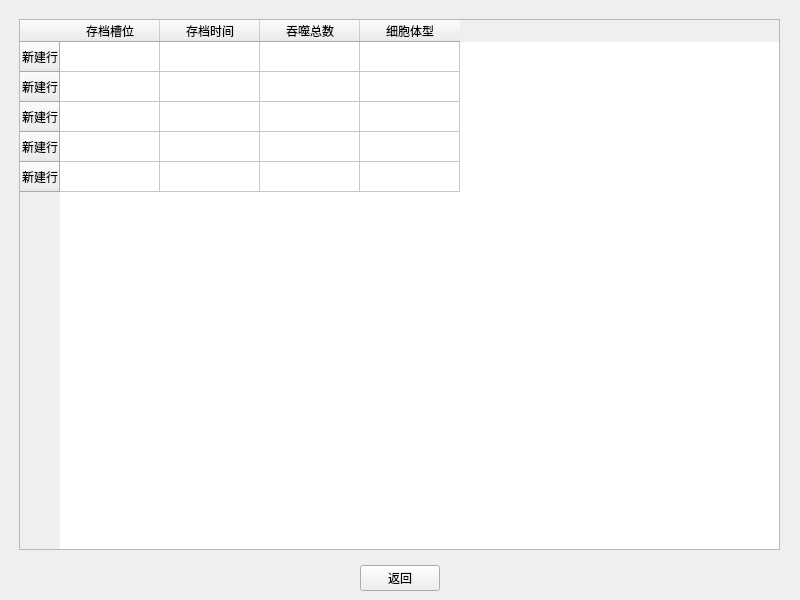
gong1-1989/EvolutionCell, file mainwindow.ui: the form before one commit.
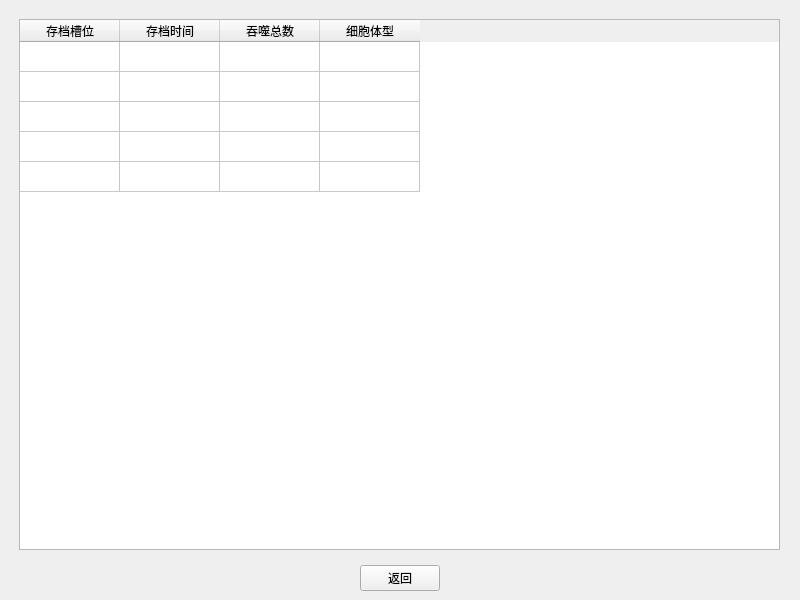
The form after the commit. Custom widgets are drawn as their Qt base class.

```diff
--- a/mainwindow.ui
+++ b/mainwindow.ui
@@ -99,15 +99,36 @@
         <property name="contextMenuPolicy">
          <enum>Qt::ContextMenuPolicy::CustomContextMenu</enum>
         </property>
+        <property name="editTriggers">
+         <set>QAbstractItemView::EditTrigger::NoEditTriggers</set>
+        </property>
+        <attribute name="horizontalHeaderVisible">
+         <bool>true</bool>
+        </attribute>
+        <attribute name="horizontalHeaderStretchLastSection">
+         <bool>false</bool>
+        </attribute>
+        <attribute name="verticalHeaderVisible">
+         <bool>false</bool>
+        </attribute>
+        <attribute name="verticalHeaderStretchLastSection">
+         <bool>false</bool>
+        </attribute>
         <row>
          <property name="text">
           <string>新建行</string>
          </property>
+         <property name="textAlignment">
+          <set>AlignCenter</set>
+         </property>
         </row>
         <row>
          <property name="text">
           <string>新建行</string>
          </property>
+         <property name="textAlignment">
+          <set>AlignCenter</set>
+         </property>
         </row>
         <row>
          <property name="text">
@@ -144,6 +165,109 @@
           <string>细胞体型</string>
          </property>
         </column>
+        <item row="0" column="0">
+         <property name="text">
+          <string/>
+         </property>
+         <property name="textAlignment">
+          <set>AlignCenter</set>
+         </property>
+        </item>
+        <item row="0" column="1">
+         <property name="textAlignment">
+          <set>AlignCenter</set>
+         </property>
+        </item>
+        <item row="0" column="2">
+         <property name="textAlignment">
+          <set>AlignCenter</set>
+         </property>
+        </item>
+        <item row="0" column="3">
+         <property name="textAlignment">
+          <set>AlignCenter</set>
+         </property>
+        </item>
+        <item row="1" column="0">
+         <property name="textAlignment">
+          <set>AlignCenter</set>
+         </property>
+        </item>
+        <item row="1" column="1">
+         <property name="textAlignment">
+          <set>AlignCenter</set>
+         </property>
+        </item>
+        <item row="1" column="2">
+         <property name="textAlignment">
+          <set>AlignCenter</set>
+         </property>
+        </item>
+        <item row="1" column="3">
+         <property name="textAlignment">
+          <set>AlignCenter</set>
+         </property>
+        </item>
+        <item row="2" column="0">
+         <property name="textAlignment">
+          <set>AlignCenter</set>
+         </property>
+        </item>
+        <item row="2" column="1">
+         <property name="textAlignment">
+          <set>AlignCenter</set>
+         </property>
+        </item>
+        <item row="2" column="2">
+         <property name="textAlignment">
+          <set>AlignCenter</set>
+         </property>
+        </item>
+        <item row="2" column="3">
+         <property name="textAlignment">
+          <set>AlignCenter</set>
+         </property>
+        </item>
+        <item row="3" column="0">
+         <property name="textAlignment">
+          <set>AlignCenter</set>
+         </property>
+        </item>
+        <item row="3" column="1">
+         <property name="textAlignment">
+          <set>AlignCenter</set>
+         </property>
+        </item>
+        <item row="3" column="2">
+         <property name="textAlignment">
+          <set>AlignCenter</set>
+         </property>
+        </item>
+        <item row="3" column="3">
+         <property name="textAlignment">
+          <set>AlignCenter</set>
+         </property>
+        </item>
+        <item row="4" column="0">
+         <property name="textAlignment">
+          <set>AlignCenter</set>
+         </property>
+        </item>
+        <item row="4" column="1">
+         <property name="textAlignment">
+          <set>AlignCenter</set>
+         </property>
+        </item>
+        <item row="4" column="2">
+         <property name="textAlignment">
+          <set>AlignCenter</set>
+         </property>
+        </item>
+        <item row="4" column="3">
+         <property name="textAlignment">
+          <set>AlignCenter</set>
+         </property>
+        </item>
        </widget>
       </widget>
       <widget class="QWidget" name="HomePage">
```
